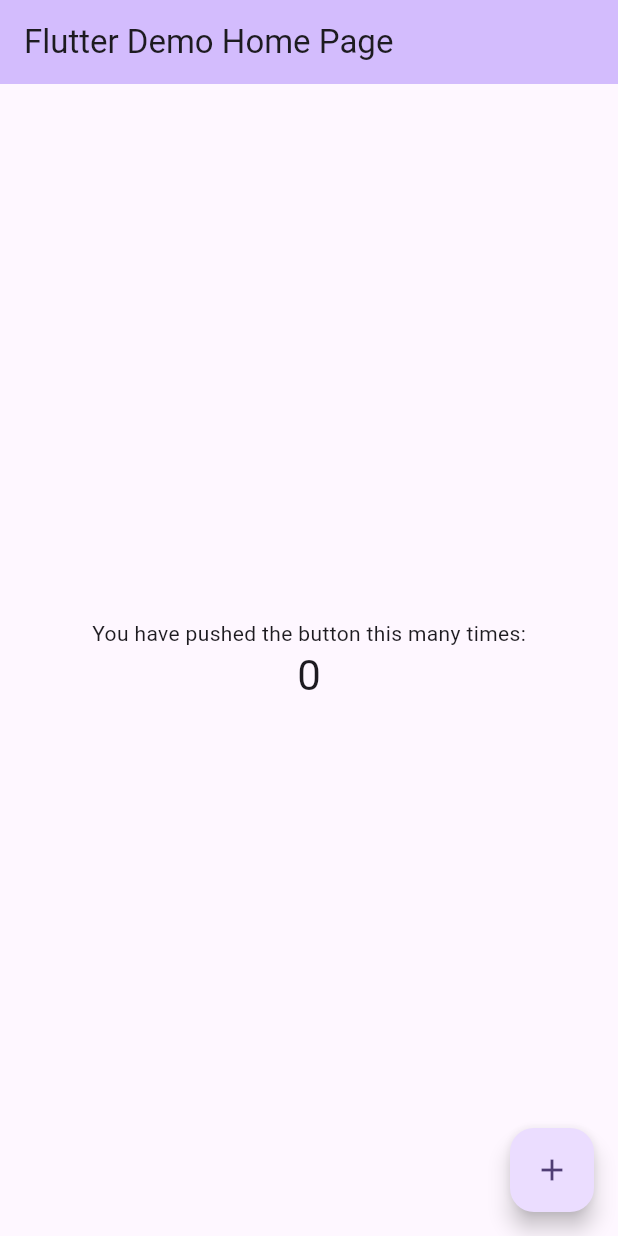
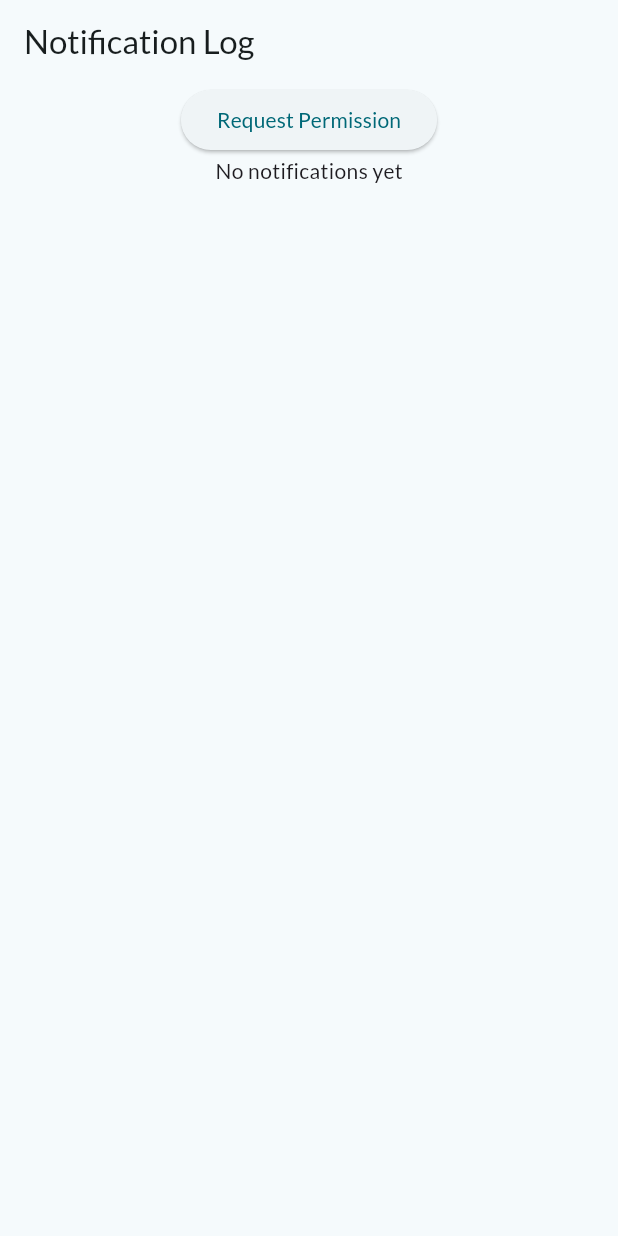
Before and after one commit to Shariar-Alfaz/NotificationLog, a Flutter app: the screen it shows after launch, on a phone screen of 412 x 824 dp. Run offline on Flutter 3.47's test engine with Material 3 defaults, Android fonts, the phone set to English and light mode, and no system bars; our stand-ins replace font_awesome_flutter, google_fonts, sqflite, timeago; accounts and stored records are empty.

Commit message:
Add notification logging and display features
Implemented Android notification listener service and database helper for storing notifications. Added Flutter models, services, and widgets to fetch, store, and display notifications in the app. Updated AndroidManifest to request necessary permissions and register the service. Refactored main.dart to use new main screen and theming. Updated dependencies for database, permissions, icons, and UI enhancements.

```diff
--- a/src/notification_log/lib/main.dart
+++ b/src/notification_log/lib/main.dart
@@ -1,122 +1,43 @@
 import 'package:flutter/material.dart';
+import 'package:google_fonts/google_fonts.dart';
+import 'package:notification_log/screens/main_screen.dart';
 
-void main() {
-  runApp(const MyApp());
+final lightTheme = ThemeData(
+  useMaterial3: true,
+  colorScheme: ColorScheme.fromSeed(
+    seedColor: const Color.fromARGB(225, 71, 227, 255),
+    brightness: Brightness.light,
+  ),
+  textTheme: GoogleFonts.latoTextTheme(),
+);
+
+final darkTheme = ThemeData(
+  useMaterial3: true,
+  colorScheme: ColorScheme.fromSeed(
+    seedColor: const Color.fromARGB(225, 103, 215, 243),
+    brightness: Brightness.dark,
+  ),
+  textTheme: GoogleFonts.latoTextTheme(
+    ThemeData(brightness: Brightness.dark).textTheme,
+  ),
+);
+void main() async {
+  WidgetsFlutterBinding.ensureInitialized();
+  runApp(MyApp());
 }
 
 class MyApp extends StatelessWidget {
   const MyApp({super.key});
 
-  // This widget is the root of your application.
   @override
   Widget build(BuildContext context) {
     return MaterialApp(
-      title: 'Flutter Demo',
-      theme: ThemeData(
-        // This is the theme of your application.
-        //
-        // TRY THIS: Try running your application with "flutter run". You'll see
-        // the application has a purple toolbar. Then, without quitting the app,
-        // try changing the seedColor in the colorScheme below to Colors.green
-        // and then invoke "hot reload" (save your changes or press the "hot
-        // reload" button in a Flutter-supported IDE, or press "r" if you used
-        // the command line to start the app).
-        //
-        // Notice that the counter didn't reset back to zero; the application
-        // state is not lost during the reload. To reset the state, use hot
-        // restart instead.
-        //
-        // This works for code too, not just values: Most code changes can be
-        // tested with just a hot reload.
-        colorScheme: ColorScheme.fromSeed(seedColor: Colors.deepPurple),
-      ),
-      home: const MyHomePage(title: 'Flutter Demo Home Page'),
+      title: 'Notification log',
+      theme: lightTheme,
+      darkTheme: darkTheme,
+      themeMode: ThemeMode.system,
+      debugShowCheckedModeBanner: false,
+      home: MainScreen(),
     );
   }
 }
-
-class MyHomePage extends StatefulWidget {
-  const MyHomePage({super.key, required this.title});
-
-  // This widget is the home page of your application. It is stateful, meaning
-  // that it has a State object (defined below) that contains fields that affect
-  // how it looks.
-
-  // This class is the configuration for the state. It holds the values (in this
-  // case the title) provided by the parent (in this case the App widget) and
-  // used by the build method of the State. Fields in a Widget subclass are
-  // always marked "final".
-
-  final String title;
-
-  @override
-  State<MyHomePage> createState() => _MyHomePageState();
-}
-
-class _MyHomePageState extends State<MyHomePage> {
-  int _counter = 0;
-
-  void _incrementCounter() {
-    setState(() {
-      // This call to setState tells the Flutter framework that something has
-      // changed in this State, which causes it to rerun the build method below
-      // so that the display can reflect the updated values. If we changed
-      // _counter without calling setState(), then the build method would not be
-      // called again, and so nothing would appear to happen.
-      _counter++;
-    });
-  }
-
-  @override
-  Widget build(BuildContext context) {
-    // This method is rerun every time setState is called, for instance as done
-    // by the _incrementCounter method above.
-    //
-    // The Flutter framework has been optimized to make rerunning build methods
-    // fast, so that you can just rebuild anything that needs updating rather
-    // than having to individually change instances of widgets.
-    return Scaffold(
-      appBar: AppBar(
-        // TRY THIS: Try changing the color here to a specific color (to
-        // Colors.amber, perhaps?) and trigger a hot reload to see the AppBar
-        // change color while the other colors stay the same.
-        backgroundColor: Theme.of(context).colorScheme.inversePrimary,
-        // Here we take the value from the MyHomePage object that was created by
-        // the App.build method, and use it to set our appbar title.
-        title: Text(widget.title),
-      ),
-      body: Center(
-        // Center is a layout widget. It takes a single child and positions it
-        // in the middle of the parent.
-        child: Column(
-          // Column is also a layout widget. It takes a list of children and
-          // arranges them vertically. By default, it sizes itself to fit its
-          // children horizontally, and tries to be as tall as its parent.
-          //
-          // Column has various properties to control how it sizes itself and
-          // how it positions its children. Here we use mainAxisAlignment to
-          // center the children vertically; the main axis here is the vertical
-          // axis because Columns are vertical (the cross axis would be
-          // horizontal).
-          //
-          // TRY THIS: Invoke "debug painting" (choose the "Toggle Debug Paint"
-          // action in the IDE, or press "p" in the console), to see the
-          // wireframe for each widget.
-          mainAxisAlignment: MainAxisAlignment.center,
-          children: <Widget>[
-            const Text('You have pushed the button this many times:'),
-            Text(
-              '$_counter',
-              style: Theme.of(context).textTheme.headlineMedium,
-            ),
-          ],
-        ),
-      ),
-      floatingActionButton: FloatingActionButton(
-        onPressed: _incrementCounter,
-        tooltip: 'Increment',
-        child: const Icon(Icons.add),
-      ), // This trailing comma makes auto-formatting nicer for build methods.
-    );
-  }
-}
--- /dev/null
+++ b/src/notification_log/lib/models/notification_model.dart
@@ -0,0 +1,31 @@
+class NotificationModel {
+  final String appName;
+  final String title;
+  final String content;
+  final int timestamp;
+
+  NotificationModel({
+    required this.appName,
+    required this.title,
+    required this.content,
+    required this.timestamp,
+  });
+
+  factory NotificationModel.fromMap(Map<String, dynamic> map) {
+    return NotificationModel(
+      appName: map['appName'] ?? 'Unknown',
+      title: map['title'] ?? 'Unknown',
+      content: map['content'] ?? 'Unknown',
+      timestamp: map['timestamp'] ?? 0,
+    );
+  }
+
+  Map<String, dynamic> toMap() {
+    return {
+      'appName': appName,
+      'title': title,
+      'content': content,
+      'timestamp': timestamp,
+    };
+  }
+}
--- /dev/null
+++ b/src/notification_log/lib/screens/main_screen.dart
@@ -0,0 +1,60 @@
+import 'package:flutter/material.dart';
+import 'package:notification_log/models/notification_model.dart';
+import 'package:notification_log/services/database_service.dart';
+import 'package:notification_log/services/notification_listener_service.dart';
+import 'package:notification_log/services/notification_permission.dart';
+import 'package:notification_log/widgets/notification_card.dart';
+
+class MainScreen extends StatefulWidget {
+  const MainScreen({super.key});
+  @override
+  State<MainScreen> createState() {
+    return _MainScreenState();
+  }
+}
+
+class _MainScreenState extends State<MainScreen> {
+  List<NotificationModel> _notifications = [];
+  @override
+  void initState() {
+    super.initState();
+    _init();
+  }
+
+  Future<void> _init() async {
+    await DatabaseService.instance.init();
+    final data = await DatabaseService.instance.getAllNotifications();
+    setState(() => _notifications = data);
+
+    NotificationListenerService.startListening((notif) {
+      setState(() => _notifications.insert(0, notif));
+    });
+  }
+
+  @override
+  Widget build(BuildContext context) {
+    return Scaffold(
+      appBar: AppBar(title: const Text('Notification Log')),
+      body: _notifications.isEmpty
+          ? Center(
+              child: Column(
+                children: [
+                  ElevatedButton(
+                    onPressed: () async {
+                      await NotificationPermission.requestPermission();
+                    },
+                    child: const Text('Request Permission'),
+                  ),
+                  const Text('No notifications yet'),
+                ],
+              ),
+            )
+          : ListView.builder(
+              itemCount: _notifications.length,
+              itemBuilder: (context, index) {
+                return NotificationCard(model: _notifications[index]);
+              },
+            ),
+    );
+  }
+}
--- /dev/null
+++ b/src/notification_log/lib/services/database_service.dart
@@ -0,0 +1,41 @@
+import 'package:notification_log/models/notification_model.dart';
+import 'package:sqflite/sqflite.dart';
+import 'package:path/path.dart';
+
+class DatabaseService {
+  static Database? _db;
+  static final DatabaseService instance = DatabaseService._con();
+  DatabaseService._con();
+  Future<void> init() async {
+    final dbPath = await getDatabasesPath();
+    final path = join(dbPath, 'notifications.db');
+    _db = await openDatabase(
+      path,
+      version: 1,
+      onCreate: (db, version) async {
+        await db.execute('''
+          CREATE TABLE notifications(
+            id INTEGER PRIMARY KEY AUTOINCREMENT,
+            appName TEXT,
+            title TEXT,
+            content TEXT,
+            timestamp INTEGER
+          )
+        ''');
+        await db.execute('CREATE INDEX idx_appName ON notifications(appName)');
+        await db.execute(
+          'CREATE INDEX idx_timestamp ON notifications(timestamp)',
+        );
+      },
+    );
+  }
+
+  Future<void> insertNotification(NotificationModel notification) async {
+    await _db?.insert('notifications', notification.toMap());
+  }
+
+  Future<List<NotificationModel>> getAllNotifications() async {
+    final data = await _db!.query('notifications', orderBy: 'timestamp DESC');
+    return data.map((e) => NotificationModel.fromMap(e)).toList();
+  }
+}
--- /dev/null
+++ b/src/notification_log/lib/services/notification_listener_service.dart
@@ -0,0 +1,13 @@
+import 'package:flutter/services.dart';
+import 'package:notification_log/models/notification_model.dart';
+
+class NotificationListenerService {
+  static const _eventChanel = EventChannel('notification_log_channel');
+  static void startListening(Function(NotificationModel) onNotification) {
+    _eventChanel.receiveBroadcastStream().listen((event) async {
+      final notif = NotificationModel.fromMap(Map<String, dynamic>.from(event));
+      //await DatabaseService.instance.insertNotification(notif);
+      onNotification(notif);
+    });
+  }
+}
--- /dev/null
+++ b/src/notification_log/lib/services/notification_permission.dart
@@ -0,0 +1,15 @@
+import 'package:flutter/services.dart';
+
+class NotificationPermission {
+  static const MethodChannel _channel = MethodChannel(
+    'notification_permission_channel',
+  );
+
+  static Future<void> requestPermission() async {
+    try {
+      await _channel.invokeMethod('requestPermission');
+    } on PlatformException catch (e) {
+      print("Error permissioon $e");
+    }
+  }
+}
```
Also changed, not shown: src/notification_log/lib/models/icons.dart (added, +25 -0 lines), src/notification_log/lib/widgets/notification_card.dart (added, +72 -0 lines), src/notification_log/pubspec.yaml (+10 -3 lines), 4 other files.
